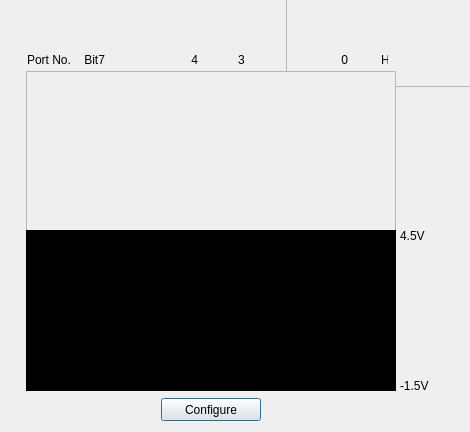
This is project 3/DI_StaticDI/staticdi.ui in SJTUCourse/LAD as Qt 5 draws it before an edit. The edited form follows.
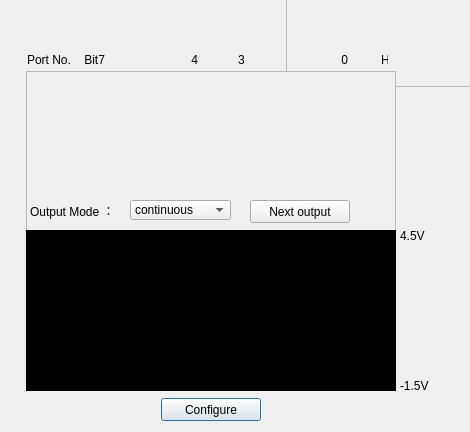
This is the edited form. Icons and pictures are not drawn.

```diff
--- a/project 3/DI_StaticDI/staticdi.ui
+++ b/project 3/DI_StaticDI/staticdi.ui
@@ -192,6 +192,77 @@
     <string>-1.5V</string>
    </property>
   </widget>
+  <widget class="QComboBox" name="lst_mode">
+   <property name="geometry">
+    <rect>
+     <x>130</x>
+     <y>200</y>
+     <width>101</width>
+     <height>20</height>
+    </rect>
+   </property>
+   <property name="sizePolicy">
+    <sizepolicy hsizetype="Maximum" vsizetype="Fixed">
+     <horstretch>0</horstretch>
+     <verstretch>0</verstretch>
+    </sizepolicy>
+   </property>
+   <item>
+    <property name="text">
+     <string>continuous</string>
+    </property>
+   </item>
+   <item>
+    <property name="text">
+     <string>5s</string>
+    </property>
+   </item>
+   <item>
+    <property name="text">
+     <string>10s</string>
+    </property>
+   </item>
+   <item>
+    <property name="text">
+     <string>20s</string>
+    </property>
+   </item>
+  </widget>
+  <widget class="QLabel" name="label_mode">
+   <property name="geometry">
+    <rect>
+     <x>30</x>
+     <y>200</y>
+     <width>101</width>
+     <height>21</height>
+    </rect>
+   </property>
+   <property name="styleSheet">
+    <string notr="true">font: 10pt &quot;Microsoft New Tai Lue&quot;;</string>
+   </property>
+   <property name="text">
+    <string>Output Mode ：</string>
+   </property>
+  </widget>
+  <widget class="QPushButton" name="btn_next">
+   <property name="geometry">
+    <rect>
+     <x>250</x>
+     <y>200</y>
+     <width>100</width>
+     <height>23</height>
+    </rect>
+   </property>
+   <property name="minimumSize">
+    <size>
+     <width>75</width>
+     <height>23</height>
+    </size>
+   </property>
+   <property name="text">
+    <string>Next output</string>
+   </property>
+  </widget>
  </widget>
  <resources/>
  <connections/>
```
